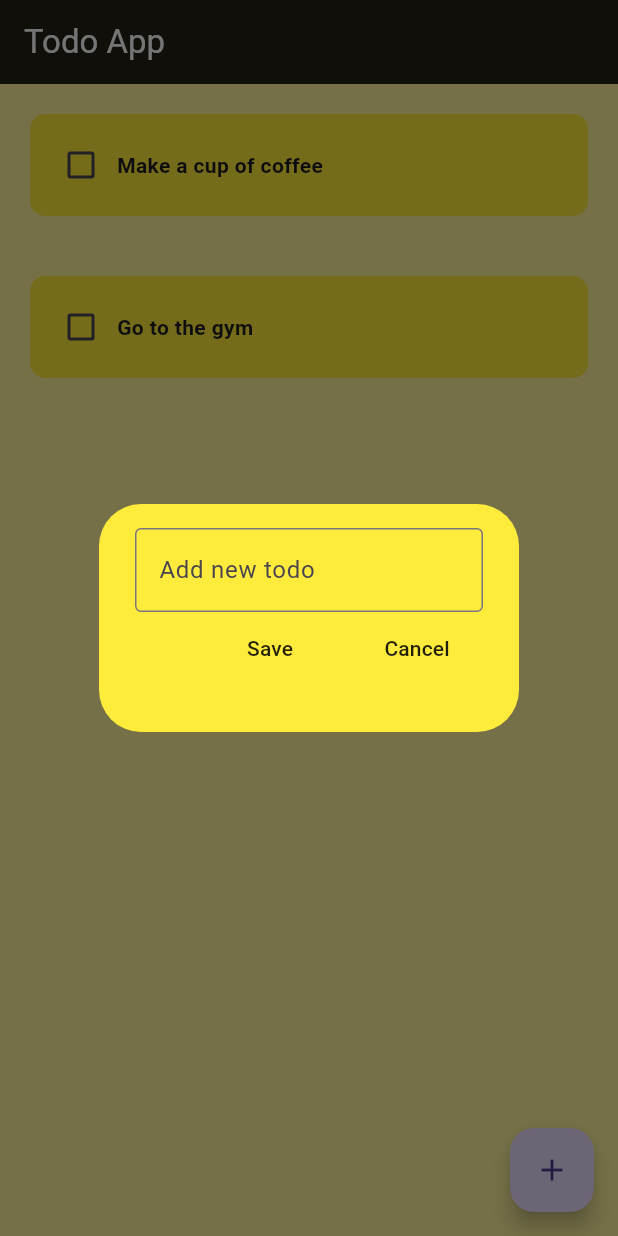
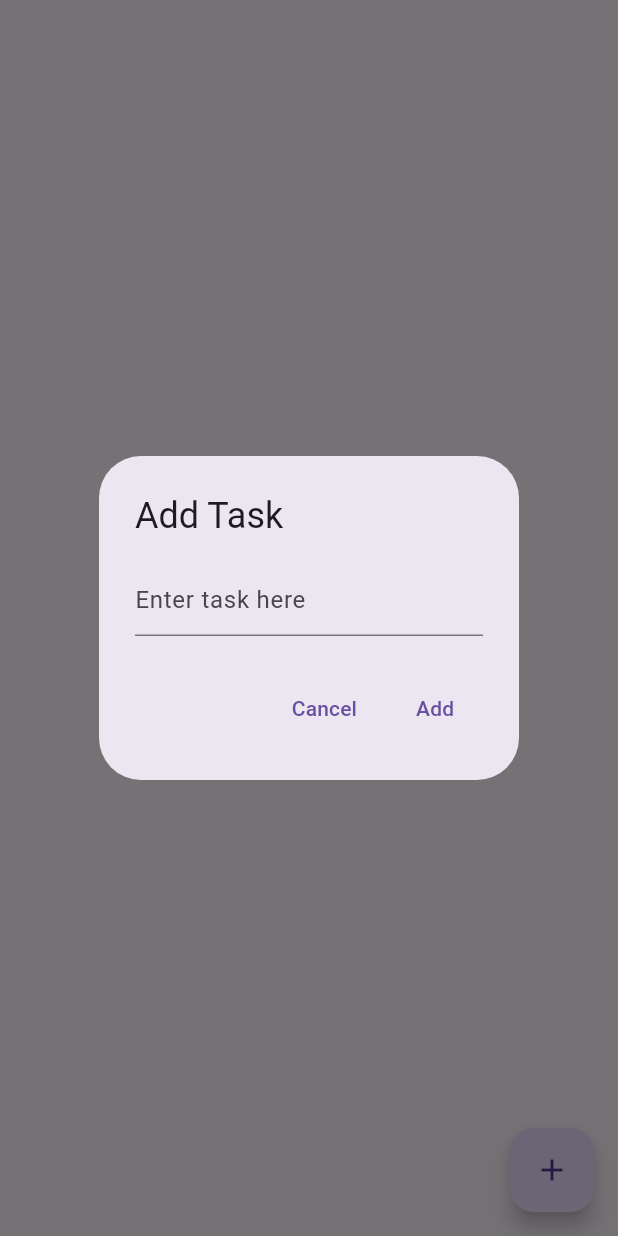
Before and after one commit to ChristianRotairo/TodoApp, a Flutter app: the screen it shows after launch, after a tap on the "add" icon, on a phone screen of 412 x 824 dp. Run offline on Flutter 3.47's test engine with Material 3 defaults, Android fonts, the phone set to English and light mode, and no system bars; drawn by our look-alikes of flutter_slidable; our stand-ins replace sqflite; accounts and stored records are empty.

Commit message:
feat: Added SQLite database storing data to local

```diff
--- /dev/null
+++ b/lib/features/todo/data/datasources/sql_lite.dart
@@ -0,0 +1,68 @@
+import 'package:path/path.dart';
+import 'package:sqflite/sqflite.dart';
+
+class SQLite {
+  Future<Database> openTodoDatabase() async {
+    final databasePath = await getDatabasesPath();
+    final path = join(databasePath, 'db_todo.db');
+
+    return await openDatabase(
+      path,
+      version: 1,
+      onCreate: (db, version) async {
+        await db.execute(
+          'CREATE TABLE todo_app(id INTEGER PRIMARY KEY AUTOINCREMENT, todo TEXT, status INTEGER)',
+        );
+      },
+    );
+  }
+
+  // Insert data into the database
+  Future<void> insertTodo(String todo, bool status) async {
+    final db = await openTodoDatabase();
+    await db.insert(
+      'todo_app',
+      {
+        'todo': todo,
+        'status': status ? 1 : 0,
+      },
+      conflictAlgorithm: ConflictAlgorithm.replace,
+    );
+  }
+
+  // Delete data from the database
+  Future<void> deleteTodo(int id) async {
+    final db = await openTodoDatabase();
+    await db.delete(
+      'todo_app',
+      where: 'id = ?',
+      whereArgs: [id],
+    );
+  }
+
+  // Update data in the database
+  Future<void> updateTodo(int id, String todo, bool status) async {
+    final db = await openTodoDatabase();
+    await db.update(
+      'todo_app',
+      {
+        'todo': todo,
+        'status': status ? 1 : 0,
+      },
+      where: 'id = ?',
+      whereArgs: [id],
+    );
+  }
+
+  // Get all data from the database
+  Future<List<Map<String, dynamic>>> getAllTodos() async {
+    final db = await openTodoDatabase();
+    final result = await db.query('todo_app');
+    final todos = result.map((row) => {
+      'id': row['id'],
+      'todo': row['todo'],
+      'status': row['status'] == 1,
+    }).toList();
+    return todos;
+  }
+}
--- /dev/null
+++ b/lib/features/todo/data/models/sql_model.dart
@@ -0,0 +1,62 @@
+
+
+import 'package:first_project/features/todo/data/datasources/sql_lite.dart';
+
+class Task{
+  final int? id;
+  final String? todo;
+  bool? status;
+
+  Task({
+    this.id,
+    this.todo,
+    this.status,
+  });
+
+  SQLite helper = SQLite();
+
+  List<Task> tasks = [];
+
+  createTask(Task task) async{
+    await helper.insertTodo(task.todo!, task.status!);
+    tasks.clear();
+    await getTasks();
+  }
+
+  deleteTask(Task task) async{
+    final index = tasks.indexOf(task);
+    tasks.removeAt(index);
+    await helper.deleteTodo(task.id!);
+  }
+
+  toggleTask(Task task) async {
+  final index = tasks.indexOf(task);
+  tasks[index].status = !tasks[index].status!; // Toggle the status
+  await helper.updateTodo(task.id!, task.todo!, tasks[index].status!);
+
+}
+
+
+  getTasks() async{
+    for(var item in await helper.getAllTodos()){
+      tasks.add(fromMap(item));
+    }
+  }
+
+
+  Task fromMap(Map<String, dynamic> map){
+    return Task(
+      id: map['id'],
+      todo: map['todo'],
+      status: map['status'] == 1 ? true : false,
+    );
+  }
+
+  Map<String, dynamic> toMap(){
+    return {
+      'id': id,
+      'todo': todo,
+      'status': status! ? 1 : 0,
+    };
+  }
+}
--- /dev/null
+++ b/lib/features/todo/data/repositories/todo_repositories.dart
@@ -0,0 +1,35 @@
+import 'package:first_project/features/todo/data/datasources/sql_lite.dart';
+import 'package:first_project/features/todo/data/models/sql_model.dart';
+
+abstract class TodoRepository {
+  Future<void> createTask(Task task);
+  Future<void> deleteTask(int id);
+  Future<void> updateTask(Task task);
+  Future<List<Task>> getTasks();
+}
+
+class TodoRepositoryImpl implements TodoRepository {
+  final SQLite _sqlite = SQLite();
+
+  @override
+  Future<void> createTask(Task task) async {
+    await _sqlite.insertTodo(task.todo!, task.status!);
+  }
+
+  @override
+  Future<void> deleteTask(int id) async {
+    await _sqlite.deleteTodo(id);
+  }
+
+  @override
+  Future<void> updateTask(Task task) async {
+    await _sqlite.updateTodo(task.id!, task.todo!, task.status!);
+  }
+
+  @override
+  Future<List<Task>> getTasks() async {
+    final data = await _sqlite.getAllTodos();
+    final taskInstance = Task(); // Create an instance of Task
+    return data.map((item) => taskInstance.fromMap(item)).toList();
+  }
+}
--- /dev/null
+++ b/lib/features/todo/domain/entities/todo_entities.dart
@@ -0,0 +1,29 @@
+class Task {
+  final int? id;
+  final String? todo;
+  bool? status;
+
+  Task({
+    this.id,
+    this.todo,
+    this.status,
+  });
+
+  // Instance method to create a Task instance from a map
+  Task fromMap(Map<String, dynamic> map) {
+    return Task(
+      id: map['id'],
+      todo: map['todo'],
+      status: map['status'] == 1,
+    );
+  }
+
+  // Method to convert a Task instance to a map
+  Map<String, dynamic> toMap() {
+    return {
+      'id': id,
+      'todo': todo,
+      'status': status! ? 1 : 0,
+    };
+  }
+}
--- /dev/null
+++ b/lib/features/todo/domain/usecases/todo_usecase.dart
@@ -0,0 +1,42 @@
+import '../../data/models/sql_model.dart';
+import '../../data/repositories/todo_repositories.dart';
+
+class CreateTask {
+  final TodoRepository repository;
+
+  CreateTask(this.repository);
+
+  Future<void> execute(Task task) async {
+    await repository.createTask(task);
+  }
+}
+
+class DeleteTask {
+  final TodoRepository repository;
+
+  DeleteTask(this.repository);
+
+  Future<void> execute(int id) async {
+    await repository.deleteTask(id);
+  }
+}
+
+class UpdateTask {
+  final TodoRepository repository;
+
+  UpdateTask(this.repository);
+
+  Future<void> execute(Task task) async {
+    await repository.updateTask(task);
+  }
+}
+
+class FetchTasks {
+  final TodoRepository repository;
+
+  FetchTasks(this.repository);
+
+  Future<List<Task>> execute() async {
+    return await repository.getTasks();
+  }
+}
--- /dev/null
+++ b/lib/features/todo/presentation/pages/todo/home_screen.dart
@@ -0,0 +1,122 @@
+// lib/features/todo/presentation/todo_app.dart
+
+import 'package:flutter/material.dart';
+import 'package:provider/provider.dart';
+import 'package:first_project/features/todo/presentation/provider/todo_provider.dart';
+import 'widgets/add_diaglog.dart';
+import 'widgets/edit_dialog.dart';
+
+class TodoApp extends StatefulWidget {
+  @override
+  State<TodoApp> createState() => _TodoAppState();
+}
+
+class _TodoAppState extends State<TodoApp> {
+  @override
+  Widget build(BuildContext context) {
+    return Scaffold(
+      body: Consumer<TodoProvider>(
+        builder: (context, todoProvider, child) {
+          if (todoProvider.todos.isNotEmpty) {
+            return ListView.builder(
+              itemCount: todoProvider.todos.length,
+              itemBuilder: (context, index) {
+                final task = todoProvider.todos[index];
+                final bool isChecked = task.status ?? false;
+
+                return ListTile(
+                  leading: Checkbox(
+                    shape: RoundedRectangleBorder(
+                      borderRadius: BorderRadius.circular(10)
+                    ),
+                    value: isChecked,
+                    onChanged: (bool? value) async {
+                      if (value != null) {
+                        await todoProvider.updateTodo(
+                          task.id!,
+                          task.todo!,
+                          value,
+                        );
+                      }
+                    },
+                  ),
+                  title: Text(
+                    task.todo!,
+                    style: TextStyle(
+                      decoration: isChecked
+                          ? TextDecoration.lineThrough
+                          : TextDecoration.none,
+                    ),
+                  ),
+                  trailing: Row(
+                    mainAxisSize: MainAxisSize.min,
+                    children: [
+                      IconButton(
+                        icon: const Icon(Icons.edit),
+                        onPressed: () {
+                          _showEditTaskDialog(context, todoProvider, task.id!, task.todo!);
+                        },
+                      ),
+                      IconButton(
+                        icon: const Icon(Icons.delete),
+                        onPressed: () async {
+                          await todoProvider.deleteTodo(task.id!);
+                        },
+                      ),
+                    ],
+                  ),
+                );
+              },
+            );
+          } else {
+            return const Center(child: Text('No tasks available'));
+          }
+        },
+      ),
+      floatingActionButton: FloatingActionButton(
+        onPressed: () {
+          _showAddTaskDialog(context);
+        },
+        child: const Icon(Icons.add),
+      ),
+    );
+  }
+
+  void _showAddTaskDialog(BuildContext context) {
+    final TextEditingController controller = TextEditingController();
+
+    showDialog(
+      context: context,
+      builder: (context) {
+        return AddTaskDialog(
+          controller: controller,
+          onAddTask: (taskText) async {
+            await Provider.of<TodoProvider>(context, listen: false).addTodo(taskText);
+          },
+        );
+      },
+    );
+  }
+
+  void _showEditTaskDialog(BuildContext context, TodoProvider todoProvider, int id, String currentTitle) {
+    final TextEditingController controller = TextEditingController(text: currentTitle);
+
+    showDialog(
+      context: context,
+      builder: (context) {
+        return EditTaskDialog(
+          controller: controller,
+          onSaveTask: (newTitle) async {
+            final currentTask = todoProvider.todos.firstWhere((task) => task.id == id);
+            final currentStatus = currentTask.status ?? false;
+            await todoProvider.updateTodo(
+              id,
+              newTitle,
+              currentStatus,
+            );
+          },
+        );
+      },
+    );
+  }
+}
--- /dev/null
+++ b/lib/features/todo/presentation/pages/todo/widgets/add_diaglog.dart
@@ -0,0 +1,42 @@
+// lib/features/todo/presentation/widgets/add_task_dialog.dart
+
+import 'package:flutter/material.dart';
+
+class AddTaskDialog extends StatelessWidget {
+  final TextEditingController controller;
+  final Future<void> Function(String) onAddTask;
+
+  const AddTaskDialog({
+    Key? key,
+    required this.controller,
+    required this.onAddTask,
+  }) : super(key: key);
+
+  @override
+  Widget build(BuildContext context) {
+    return AlertDialog(
+      title: const Text('Add Task'),
+      content: TextField(
+        controller: controller,
+        decoration: const InputDecoration(hintText: 'Enter task here'),
+      ),
+      actions: [
+        TextButton(
+          onPressed: () {
+            Navigator.of(context).pop();
+          },
+          child: const Text('Cancel'),
+        ),
+        TextButton(
+          onPressed: () async {
+            if (controller.text.isNotEmpty) {
+              await onAddTask(controller.text);
+              Navigator.of(context).pop();
+            }
+          },
+          child: const Text('Add'),
+        ),
+      ],
+    );
+  }
+}
--- /dev/null
+++ b/lib/features/todo/presentation/provider/todo_provider.dart
@@ -0,0 +1,70 @@
+import 'package:flutter/foundation.dart';
+import '../../data/models/sql_model.dart';
+import '../../domain/usecases/todo_usecase.dart';
+
+class TodoProvider with ChangeNotifier {
+  final FetchTasks fetchTasksUseCase;
+  final CreateTask createTaskUseCase;
+  final UpdateTask updateTaskUseCase;
+  final DeleteTask deleteTaskUseCase;
+
+  List<Task> _todos = [];
+
+  List<Task> get todos => _todos;
+
+  TodoProvider({
+    required this.fetchTasksUseCase,
+    required this.createTaskUseCase,
+    required this.updateTaskUseCase,
+    required this.deleteTaskUseCase,
+  }) {
+    _loadTasks();
+  }
+
+  Future<void> _loadTasks() async {
+    try {
+      _todos = await fetchTasksUseCase.execute();
+      notifyListeners();
+    } catch (e) {
+      // Handle errors if needed
+      print('Failed to load tasks: $e');
+    }
+  }
+
+  Future<void> addTodo(String todo) async {
+    final newTask = Task(todo: todo, status: false);
+    try {
+      await createTaskUseCase.execute(newTask);
+      _loadTasks(); // Refresh the data
+    } catch (e) {
+      // Handle errors if needed
+      print('Failed to add task: $e');
+    }
+  }
+
+  Future<void> updateTodo(int id, String todo, bool status) async {
+    final task = Task(id: id, todo: todo, status: status);
+    try {
+      await updateTaskUseCase.execute(task);
+      // Directly update the list instead of reloading all tasks
+      final index = _todos.indexWhere((t) => t.id == id);
+      if (index != -1) {
+        _todos[index] = task;
+        notifyListeners();
+      }
+    } catch (e) {
+      // Handle errors if needed
+      print('Failed to update task: $e');
+    }
+  }
+
+  Future<void> deleteTodo(int id) async {
+    try {
+      await deleteTaskUseCase.execute(id);
+      _loadTasks(); // Refresh the data
+    } catch (e) {
+      // Handle errors if needed
+      print('Failed to delete task: $e');
+    }
+  }
+}
--- a/lib/home/home_screen.dart
+++ /dev/null
@@ -1,84 +0,0 @@
-import 'package:first_project/todo/alert_dialog.dart';
-import 'package:flutter/material.dart';
-import 'package:first_project/todo/todo_tile.dart';
-
-class TodoApp extends StatefulWidget {
- const  TodoApp({super.key});
-
-  @override
-  State<TodoApp> createState() => _TodoAppState();
-}
-
- final __controller = TextEditingController();
-
-// array of data
-List todoApp = [
-  ["Make a cup of coffee", false],
-  ["Go to the gym", false],
-];
-
-class _TodoAppState extends State<TodoApp> {
-  final TextEditingController __controller = TextEditingController();
-
-  void checkBoxChanged(bool? value, int index) {
-    setState(() {
-      todoApp[index][1] = value ?? false;
-    });
-  }
-
-// save new task
-  void saveNewTask() {
-    setState(() {
-      todoApp.add([__controller.text, false]);
-      __controller.clear();
-    });
-    Navigator.of(context).pop();
-  }
-
-// Create new task
-  void newTask() {
-    showDialog(
-      context: context,
-      builder: (context) {
-        return DialogBox(
-          controller: __controller,
-          onSaved: saveNewTask,
-          onCancelled: () => Navigator.of(context).pop(),
-        );
-      },
-    );
-  }
-
-  //Delete task
-  void deleteTask(int index) {
-    setState(() {
-      todoApp.removeAt(index);
-    });
-  }
-
-  @override
-  Widget build(BuildContext context) {
-    return Scaffold(
-      backgroundColor: Colors.yellow[200],
-      appBar: AppBar(
-        title: const Text('Todo App', style: TextStyle(color: Colors.white)),
-        backgroundColor: Colors.black87,
-      ),
-      floatingActionButton: FloatingActionButton(
-        onPressed: newTask,
-        child: const Icon(Icons.add),
-      ),
-      body: ListView.builder(
-      itemCount: todoApp.length,
-              itemBuilder: (context, index) {
-              return TodoTile(
-              todoName: todoApp[index][0],
-              isCompleted: todoApp[index][1],
-              onChanged: (value) => checkBoxChanged(value, index),
-              onDeleted: (context) => deleteTask(index),
-           );
-          },
-        ),
-    );
-      }
-}
--- a/lib/main.dart
+++ b/lib/main.dart
@@ -1,23 +1,36 @@
 import 'package:flutter/material.dart';
-import 'package:first_project/home/home_screen.dart';
+import 'package:provider/provider.dart';
+import 'features/todo/data/repositories/todo_repositories.dart';
+import 'features/todo/domain/usecases/todo_usecase.dart';
+import 'features/todo/presentation/pages/todo/home_screen.dart';
+import 'features/todo/presentation/provider/todo_provider.dart';
+
 
 void main() {
-  runApp(const MyApp());
+  runApp(
+    MultiProvider(
+      providers: [
+        Provider<TodoRepository>(create: (_) => TodoRepositoryImpl()),
+        Provider<CreateTask>(create: (context) => CreateTask(context.read<TodoRepository>())),
+        Provider<DeleteTask>(create: (context) => DeleteTask(context.read<TodoRepository>())),
+        Provider<UpdateTask>(create: (context) => UpdateTask(context.read<TodoRepository>())),
+        Provider<FetchTasks>(create: (context) => FetchTasks(context.read<TodoRepository>())),
+        ChangeNotifierProvider<TodoProvider>(
+          create: (context) => TodoProvider(
+            fetchTasksUseCase: context.read<FetchTasks>(),
+            createTaskUseCase: context.read<CreateTask>(),
+            updateTaskUseCase: context.read<UpdateTask>(),
+            deleteTaskUseCase: context.read<DeleteTask>(),
+          ),
+        ),
+      ],
+      child: MaterialApp(
+        title: 'Todo App',
+        theme: ThemeData(
+          primarySwatch: Colors.blue,
+        ),
+        home: TodoApp(),
+      ),
+    ),
+  );
 }
-
-class MyApp extends StatelessWidget {
-  const MyApp({super.key});
-
-  // This widget is the root of your application.
-  @override
-  Widget build(BuildContext context) {
-    return MaterialApp(
-      title: 'Flutter Demo',
-      theme: ThemeData(
-        // colorScheme: const ColorScheme.Colors.black,
-        useMaterial3: true,
-      ),
-      home:  TodoApp(),
-    );
-  }
-}
--- a/lib/todo/alert_dialog.dart
+++ b/lib/todo/alert_dialog.dart
@@ -17,7 +17,7 @@ VoidCallback onCancelled;
    return AlertDialog(
   backgroundColor: Colors.yellow,
   content: SizedBox(
-    height: 112,
+    height: 110,
 
     child: Column(
       children: [
```
Also changed, not shown: lib/features/todo/presentation/pages/todo/widgets/edit_dialog.dart (added, +42 -0 lines), pubspec.yaml (+5 -2 lines), pubspec.lock, 5 other files.
